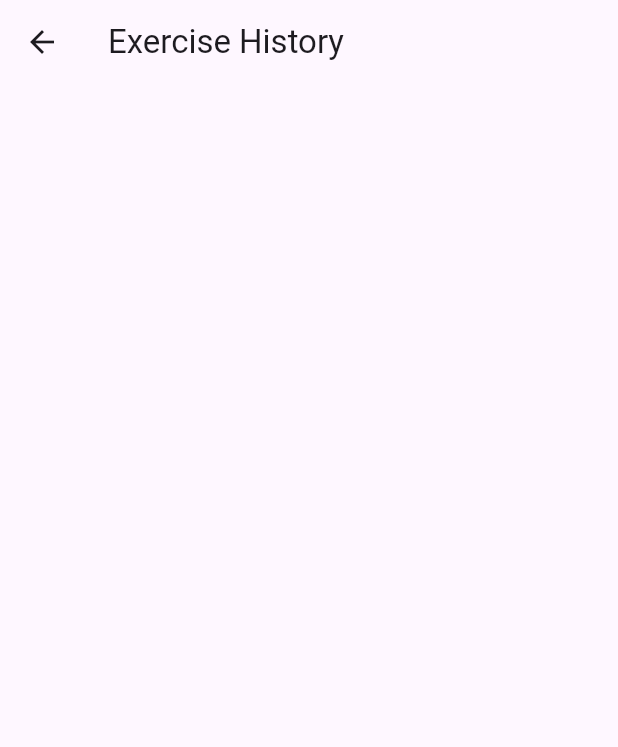
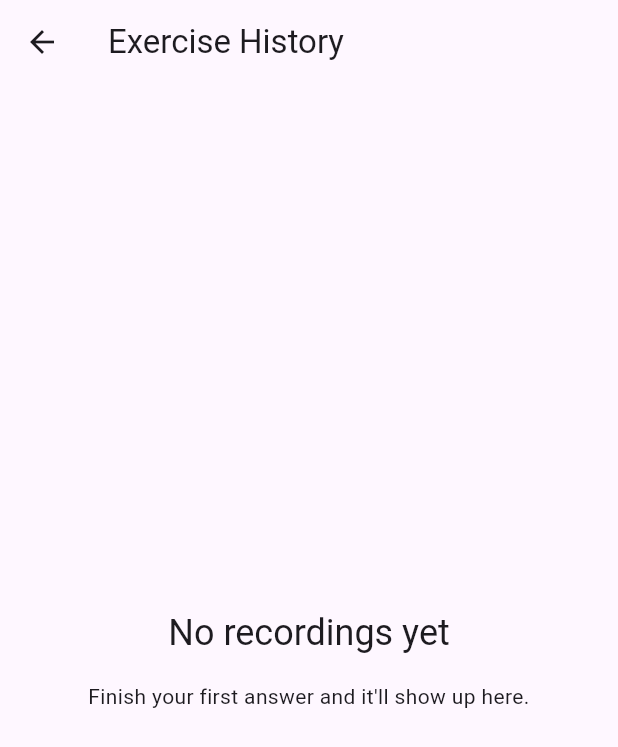
Before and after one commit to haotranthien95/reflexive, a Flutter app: the screen it shows after launch, after a tap on "STOP", after a tap on the "history" icon, on a phone screen of 412 x 824 dp. Shown: the top 747 px of the screen. Run offline on Flutter 3.47's test engine with Material 3 defaults, Android fonts, the light colour scheme and no system bars; our stand-ins replace audioplayers, sqflite; missing offline and left inert: record; accounts and stored records are empty.

Commit message:
feat(01-01): history list and session detail with tap-to-replay
- DatabaseHelper.listSessions (id DESC) and listAnswersForSession (session_id = ?, id ASC)
- HistoryScreen: sessions most-recent-first, 'No recordings yet' empty state, tap opens detail
- SessionDetailScreen: 'Session - {date, time}' title, per-answer tap-to-replay
- formatSessionTimestamp helper (Aug 7, 2:45 PM) without pulling in intl

```diff
--- a/lib/db/database_helper.dart
+++ b/lib/db/database_helper.dart
@@ -1,6 +1,8 @@
 import 'package:path/path.dart' as p;
 import 'package:sqflite/sqflite.dart';
 
+import '../models/question_answer.dart';
+import '../models/session.dart';
 import '../utils/audio_paths.dart';
 
 /// Local SQLite access for practice sessions and their answered questions.
@@ -86,6 +88,26 @@ CREATE TABLE $kQuestionAnswersTable (
     });
   }
 
+  /// Every saved session, most recent first (HIST-01).
+  Future<List<Session>> listSessions() async {
+    final db = await database;
+    final rows = await db.query(kSessionsTable, orderBy: 'id DESC');
+    return rows.map(Session.fromMap).toList();
+  }
+
+  /// The answered questions belonging to [sessionId], in insertion order
+  /// (HIST-02). Scoped strictly to that session via a parameterised `where`.
+  Future<List<QuestionAnswer>> listAnswersForSession(int sessionId) async {
+    final db = await database;
+    final rows = await db.query(
+      kQuestionAnswersTable,
+      where: 'session_id = ?',
+      whereArgs: [sessionId],
+      orderBy: 'id ASC',
+    );
+    return rows.map(QuestionAnswer.fromMap).toList();
+  }
+
   Future<void> close() async {
     await _db?.close();
     _db = null;
--- a/lib/screens/history_screen.dart
+++ b/lib/screens/history_screen.dart
@@ -1,21 +1,98 @@
 import 'package:flutter/material.dart';
 
 import '../db/database_helper.dart';
+import '../models/session.dart';
+import '../utils/date_format.dart';
+import 'session_detail_screen.dart';
 
-/// Exercise History — lists every saved session, most recent first.
+/// Exercise History — every saved session, most recent first (HIST-01).
 ///
-/// Task 1 wires the route; Task 2 fills in the list, empty state and detail
-/// navigation.
-class HistoryScreen extends StatelessWidget {
+/// Session-first by design (D-06): Phase 1 sessions happen to hold exactly one
+/// answer, but the list → detail structure is final and Phase 2 only adds more
+/// rows to the detail screen.
+class HistoryScreen extends StatefulWidget {
   const HistoryScreen({super.key, required this.databaseHelper});
 
   final DatabaseHelper databaseHelper;
 
   @override
+  State<HistoryScreen> createState() => _HistoryScreenState();
+}
+
+class _HistoryScreenState extends State<HistoryScreen> {
+  late Future<List<Session>> _sessionsFuture;
+
+  @override
+  void initState() {
+    super.initState();
+    _sessionsFuture = widget.databaseHelper.listSessions();
+  }
+
+  @override
   Widget build(BuildContext context) {
     return Scaffold(
       appBar: AppBar(title: const Text('Exercise History')),
-      body: const SizedBox.shrink(),
+      body: FutureBuilder<List<Session>>(
+        future: _sessionsFuture,
+        builder: (context, snapshot) {
+          if (snapshot.connectionState != ConnectionState.done) {
+            return const Center(child: CircularProgressIndicator());
+          }
+          final sessions = snapshot.data ?? const <Session>[];
+          if (sessions.isEmpty) {
+            return const _EmptyHistory();
+          }
+          return ListView.builder(
+            itemCount: sessions.length,
+            itemBuilder: (context, index) {
+              final session = sessions[index];
+              return ConstrainedBox(
+                constraints: const BoxConstraints(minHeight: 64),
+                child: ListTile(
+                  title: Text(formatSessionTimestamp(session.createdAt)),
+                  trailing: const Icon(Icons.chevron_right),
+                  onTap: () => Navigator.of(context).push(
+                    MaterialPageRoute<void>(
+                      builder: (_) => SessionDetailScreen(
+                        session: session,
+                        databaseHelper: widget.databaseHelper,
+                      ),
+                    ),
+                  ),
+                ),
+              );
+            },
+          );
+        },
+      ),
     );
   }
 }
+
+class _EmptyHistory extends StatelessWidget {
+  const _EmptyHistory();
+
+  @override
+  Widget build(BuildContext context) {
+    return Center(
+      child: Padding(
+        padding: const EdgeInsets.all(24),
+        child: Column(
+          mainAxisAlignment: MainAxisAlignment.center,
+          children: [
+            Text(
+              'No recordings yet',
+              textAlign: TextAlign.center,
+              style: Theme.of(context).textTheme.headlineSmall,
+            ),
+            const SizedBox(height: 16),
+            const Text(
+              "Finish your first answer and it'll show up here.",
+              textAlign: TextAlign.center,
+            ),
+          ],
+        ),
+      ),
+    );
+  }
+}
```
Also changed, not shown: lib/screens/session_detail_screen.dart (added, +85 -0 lines), lib/utils/date_format.dart (added, +29 -0 lines).
